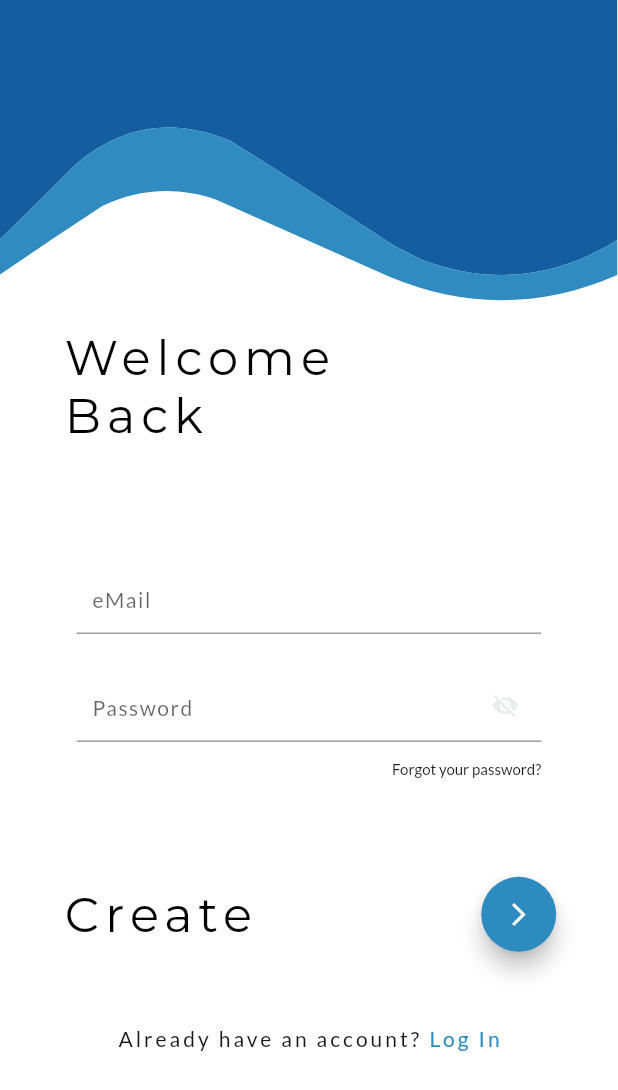
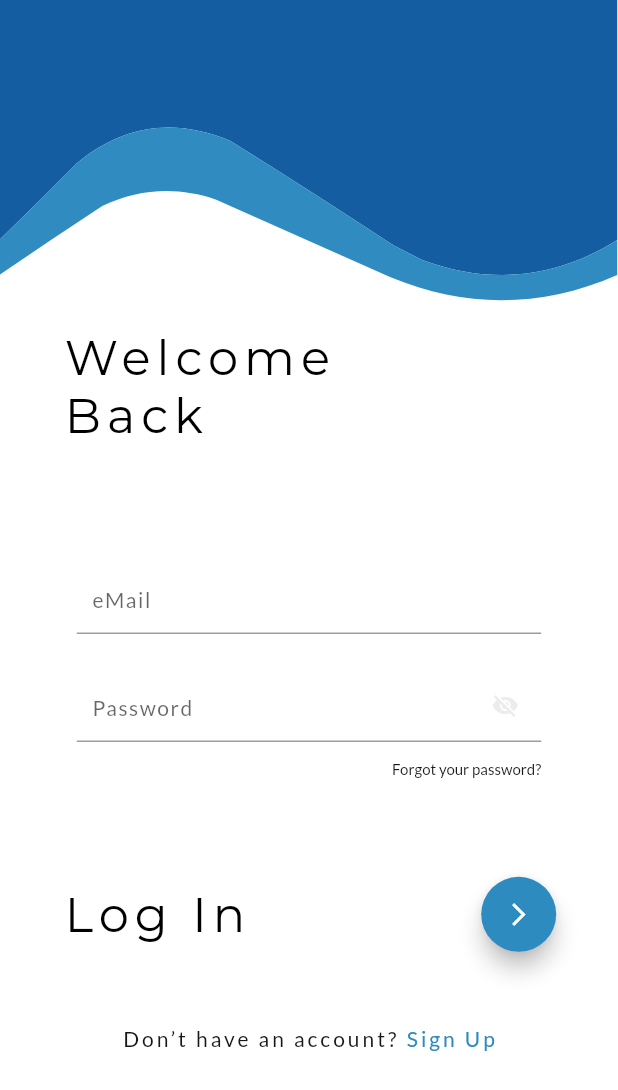
Before and after one commit to Timson01/TradeStat, a Flutter app: the WelcomeScreen screen opened directly, after a tap on "Log In", on a phone screen of 412 x 824 dp. Shown: the top 1090 px of the screen. Run offline on Flutter 3.47's test engine with Material 2 defaults, Android fonts, the phone set to English and light mode, and no system bars; our stand-ins replace flutter_svg.

```diff
--- a/lib/screens/components/log_in_register_bottom_section.dart
+++ b/lib/screens/components/log_in_register_bottom_section.dart
@@ -1,10 +1,16 @@
 import 'package:flutter/material.dart';
+import 'package:trade_stat/screens/registration_screen/registration_screen.dart';
 
 import '../../styles/app_colors.dart';
+import '../log_in_screen/log_in_screen.dart';
 
 class LogInRegisterBottomSection extends StatelessWidget {
-  const LogInRegisterBottomSection({
+
+  String id;
+
+  LogInRegisterBottomSection({
     Key? key,
+    required this.id
   }) : super(key: key);
 
   @override
@@ -16,7 +22,8 @@ class LogInRegisterBottomSection extends StatelessWidget {
           mainAxisAlignment: MainAxisAlignment.spaceBetween,
           children: [
             Text(
-              'Create',
+              id == LogInScreen.id ?
+              'Log In' : 'Create',
               style: Theme.of(context).textTheme.headlineMedium,
 
             ),
@@ -40,14 +47,17 @@ class LogInRegisterBottomSection extends StatelessWidget {
           mainAxisAlignment: MainAxisAlignment.center,
           children: [
             Text(
-              'Already have an account?',
+              id == LogInScreen.id ?
+              'Don’t have an account?' : 'Already have an account?',
               style: Theme.of(context).textTheme.subtitle2?.copyWith(
                 color: colorDarkGrey
               ),
             ),
             SizedBox(width: 5),
-            Text(
-              'Log In',
+            InkWell(
+              child: Text(
+                id == LogInScreen.id ?
+                'Sign Up' : 'Log In',
                 style: TextStyle(
                   color: colorBlue,
                   fontFamily: 'Lato',
@@ -56,6 +66,11 @@ class LogInRegisterBottomSection extends StatelessWidget {
                   letterSpacing: 2,
                 ),
               ),
+              onTap: () =>
+              id == LogInScreen.id ?
+              Navigator.of(context).pushNamed(RegistrationScreen.id)
+              : Navigator.of(context).pushNamed(LogInScreen.id),
+            ),
           ],
         )
       ],
--- a/lib/screens/log_in_screen/log_in_screen.dart
+++ b/lib/screens/log_in_screen/log_in_screen.dart
@@ -44,11 +44,10 @@ class LogInScreen extends StatelessWidget {
                     ),
                   ),
                   SizedBox(height: height * 0.08),
-                  LogInRegisterBottomSection(),
+                  LogInRegisterBottomSection(id: id),
                 ],
               )
             ),
-
           ],
         ),
       ),
--- a/lib/services/route_generator.dart
+++ b/lib/services/route_generator.dart
@@ -1,6 +1,7 @@
 import 'package:flutter/material.dart';
 import 'package:trade_stat/screens/description_screen/description_screen.dart';
 import 'package:trade_stat/screens/log_in_screen/log_in_screen.dart';
+import 'package:trade_stat/screens/registration_screen/registration_screen.dart';
 import 'package:trade_stat/screens/welcome_screen/welcome_screen.dart';
 import 'custom_page_route.dart';
 
@@ -13,6 +14,8 @@ class RouteGenerator {
           return CustomPageRoute(child: WelcomeScreen());
       case LogInScreen.id:
         return CustomPageRoute(child: LogInScreen());
+      case RegistrationScreen.id:
+        return CustomPageRoute(child: RegistrationScreen());
       default:
         return _errorRoute();
     }
```
Also changed, not shown: lib/screens/registration_screen/registration_screen.dart (added, +39 -0 lines). Lines whose indentation alone changed are shown as unchanged.
